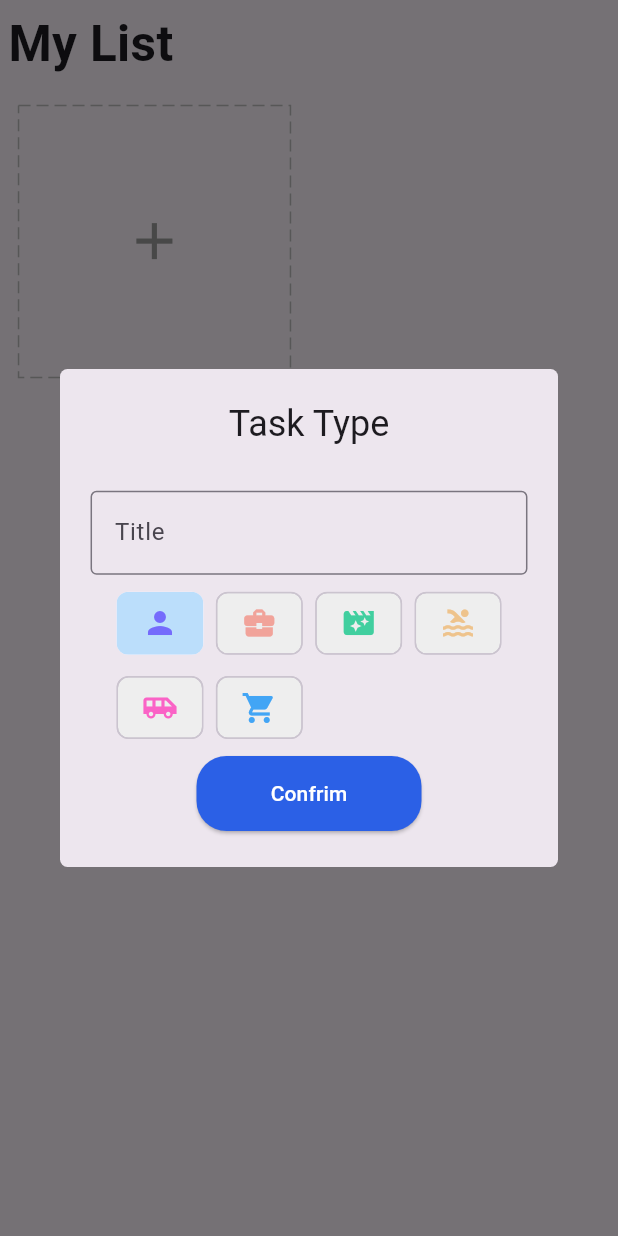
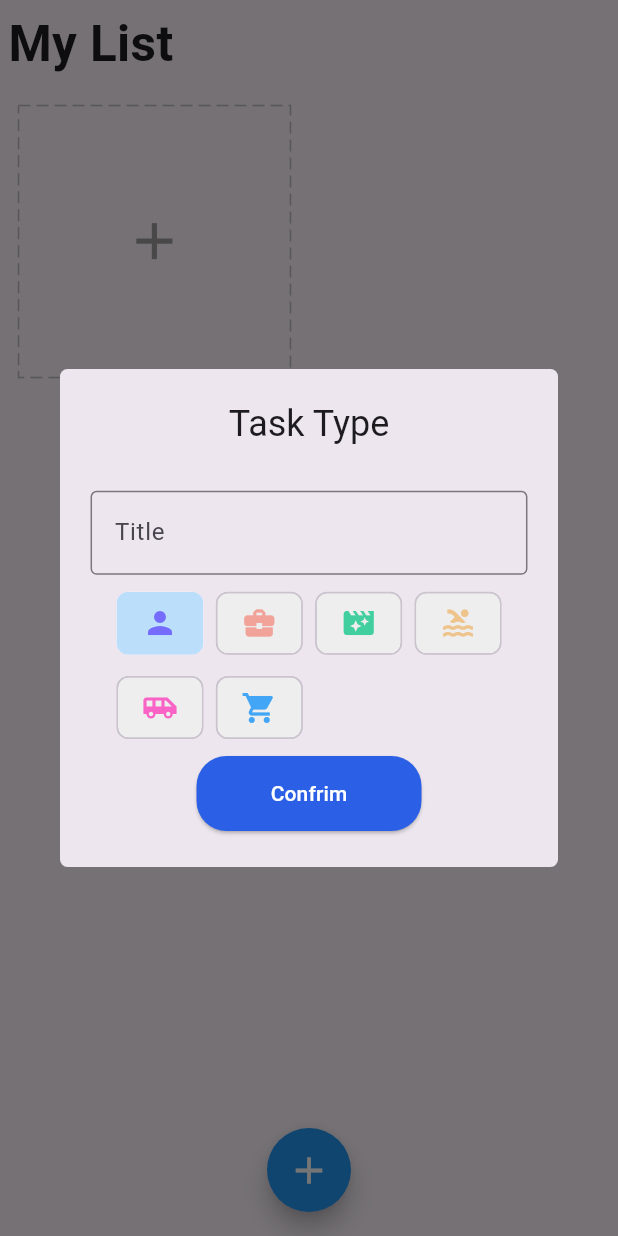
Before and after one commit to SardarHossaini/Task-Manager-App, a Flutter app: the screen it shows after launch, after a tap on the "add" icon, on a phone screen of 412 x 824 dp. Run offline on Flutter 3.47's test engine with Material 3 defaults, Android fonts, the phone set to English and light mode, and no system bars; drawn by our look-alikes of dotted_border; our stand-ins replace equatable, flutter_easyloading, get, get_storage, step_progress_indicator.

Commit message:
deleting the task

```diff
--- a/lib/app/data/services/storage/services.dart
+++ b/lib/app/data/services/storage/services.dart
@@ -6,8 +6,8 @@ class StorageService extends GetxService {
   late GetStorage _box;
   Future<StorageService> init() async {
     _box = GetStorage();
-    await _box.write(taskKey, []);
-    // await _box.writeIfNull(taskKey, []);
+    // await _box.write(taskKey, []);
+    await _box.writeIfNull(taskKey, []);
     return this;
   }
 
--- a/lib/app/modules/home/view.dart
+++ b/lib/app/modules/home/view.dart
@@ -1,4 +1,5 @@
 import 'package:flutter/material.dart';
+import 'package:flutter_easyloading/flutter_easyloading.dart';
 import 'package:get/get.dart';
 import 'package:task_manager_app/app/core/utils/extensions.dart';
 import 'package:task_manager_app/app/data/models/task.dart';
@@ -39,7 +40,25 @@ class HomePage extends GetView<HomeController> {
                   //   ),
                   // ),
                   ...controller.tasks
-                      .map((task) => TaskCard(task: task))
+                      .map(
+                        (task) => LongPressDraggable(
+                          data: task,
+                          onDragStarted: () {
+                            controller.changeDeleting(true);
+                          },
+                          onDraggableCanceled: (_, __) {
+                            controller.changeDeleting(false);
+                          },
+                          onDragEnd: (_) {
+                            controller.changeDeleting(false);
+                          },
+                          feedback: Opacity(
+                            opacity: 0.8,
+                            child: TaskCard(task: task),
+                          ),
+                          child: TaskCard(task: task),
+                        ),
+                      )
                       .toList(),
                   AddCard(),
                 ],
@@ -48,6 +67,32 @@ class HomePage extends GetView<HomeController> {
           ],
         ),
       ),
+      floatingActionButton: DragTarget<Task>(
+        builder: (_, __, ___) {
+          return Obx(
+            () => FloatingActionButton(
+              onPressed: () {},
+              child: Icon(
+                controller.deleting.value ? Icons.delete : Icons.add,
+                size: 30,
+              ),
+              backgroundColor: controller.deleting.value
+                  ? Colors.red
+                  : Colors.blue,
+              foregroundColor: Colors.white,
+
+              shape: RoundedRectangleBorder(
+                borderRadius: BorderRadius.circular(50),
+              ),
+            ),
+          );
+        },
+      onAccept: (Task task){
+        controller.deleteTask(task);
+        EasyLoading.showSuccess("Task deleted successfully");
+      } ,
+      ),
+      floatingActionButtonLocation: FloatingActionButtonLocation.centerFloat,
     );
   }
 }
```
Also changed, not shown: lib/app/modules/home/controller.dart (+10 -0 lines).
